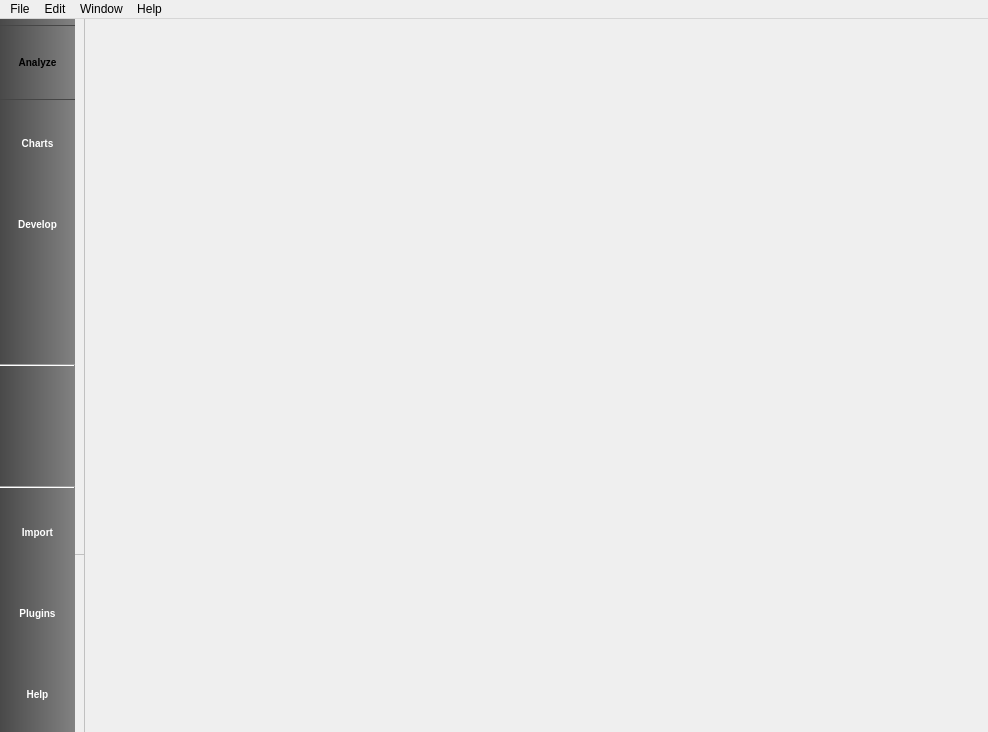
Before: the Qt Designer form plugins/perspective/GraphPerspective/designer/GraphPerspectiveMainWindow.ui in vadivelselvaraj/TulipGLImprovement, drawn with Qt 5.
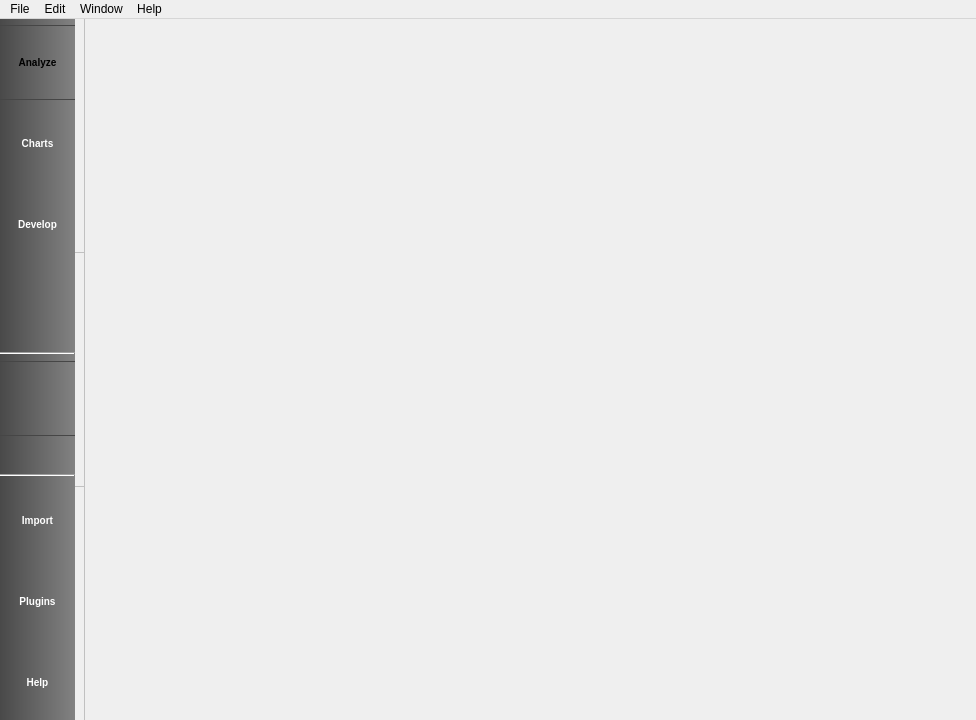
After: the same form once the commit is applied. Icons and pictures are not drawn. Custom widgets are drawn as their Qt base class.

```diff
--- a/plugins/perspective/GraphPerspective/designer/GraphPerspectiveMainWindow.ui
+++ b/plugins/perspective/GraphPerspective/designer/GraphPerspectiveMainWindow.ui
@@ -6,8 +6,8 @@
    <rect>
     <x>0</x>
     <y>0</y>
-    <width>988</width>
-    <height>732</height>
+    <width>976</width>
+    <height>720</height>
    </rect>
   </property>
   <property name="sizePolicy">
@@ -27,14 +27,14 @@
     <normaloff>:/tulip/gui/icons/logo32x32.png</normaloff>:/tulip/gui/icons/logo32x32.png</iconset>
   </property>
   <property name="styleSheet">
-   <string notr="true">QToolButton, QPushButton, QComboBox {
+   <string notr="true">QPushButton, QComboBox {
     border-image: url(:/tulip/gui/ui/btn_26.png) 4;
     border-width: 4;
     padding: 0px 6px;
     font-size: 12px;
 }
 
-QToolButton, QPushButton, QComboBox, QLabel {
+QPushButton, QComboBox, QLabel {
     color: black;
 }
 
@@ -42,7 +42,7 @@
     border-image: url(:/tulip/gui/ui/btn_26_hover.png) 4;
 }
 
-QToolButton:disabled, QPushButton:disabled, QComboBox::disabled {
+QPushButton:disabled, QComboBox::disabled {
 	color:gray;
 }
 
@@ -68,8 +68,8 @@
  QComboBox::down-arrow {
      image: url(:/tulip/gui/ui/combobox_arrow.png);
  }
-QComboBox:drop-down
-{
+
+QComboBox:drop-down {
      subcontrol-origin: padding;
      subcontrol-position: top right;
      border-left-style: none; 
@@ -392,6 +392,9 @@
            <property name="checkable">
             <bool>true</bool>
            </property>
+           <property name="checked">
+            <bool>true</bool>
+           </property>
            <property name="toolButtonStyle">
             <enum>Qt::ToolButtonTextUnderIcon</enum>
            </property>
@@ -656,14 +659,8 @@
                <property name="margin">
                 <number>0</number>
                </property>
-               <item>
-                <widget class="GraphHierarchiesEditor" name="graphHierarchiesEditor" native="true"/>
-               </item>
                <item>
                 <widget class="QSplitter" name="docksSplitter">
-                 <property name="frameShape">
-                  <enum>QFrame::NoFrame</enum>
-                 </property>
                  <property name="orientation">
                   <enum>Qt::Vertical</enum>
                  </property>
@@ -673,8 +670,30 @@
                  <property name="childrenCollapsible">
                   <bool>false</bool>
                  </property>
-                 <widget class="AlgorithmRunner" name="algorithmRunner" native="true"/>
-                 <widget class="QWidget" name="filtersManager" native="true"/>
+                 <widget class="AlgorithmRunner" name="algorithmRunner" native="true">
+                  <property name="sizePolicy">
+                   <sizepolicy hsizetype="Preferred" vsizetype="Expanding">
+                    <horstretch>0</horstretch>
+                    <verstretch>0</verstretch>
+                   </sizepolicy>
+                  </property>
+                 </widget>
+                 <widget class="FiltersManager" name="filtersManager" native="true">
+                  <property name="sizePolicy">
+                   <sizepolicy hsizetype="Preferred" vsizetype="Expanding">
+                    <horstretch>0</horstretch>
+                    <verstretch>0</verstretch>
+                   </sizepolicy>
+                  </property>
+                 </widget>
+                 <widget class="GraphHierarchiesEditor" name="graphHierarchiesEditor" native="true">
+                  <property name="sizePolicy">
+                   <sizepolicy hsizetype="Preferred" vsizetype="Expanding">
+                    <horstretch>0</horstretch>
+                    <verstretch>0</verstretch>
+                   </sizepolicy>
+                  </property>
+                 </widget>
                 </widget>
                </item>
               </layout>
@@ -713,7 +732,7 @@
     <rect>
      <x>0</x>
      <y>0</y>
-     <width>988</width>
+     <width>976</width>
      <height>22</height>
     </rect>
    </property>
@@ -1015,6 +1034,12 @@
    <header>GraphHierarchiesEditor.h</header>
    <container>1</container>
   </customwidget>
+  <customwidget>
+   <class>FiltersManager</class>
+   <extends>QWidget</extends>
+   <header>FiltersManager.h</header>
+   <container>1</container>
+  </customwidget>
  </customwidgets>
  <resources/>
  <connections>
```
Left out of the diff: 88 changed lines with no effect on the pictures.
